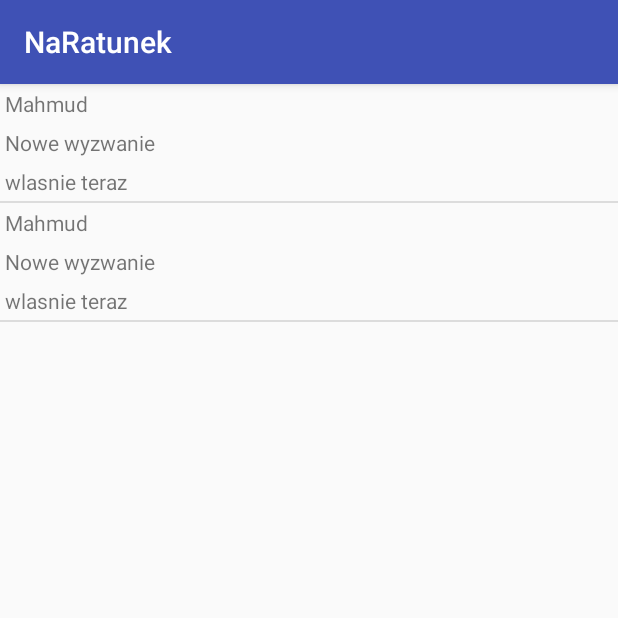
After one commit to zamro/kapibaryHopeIt, an Android app: the MessagesActivity screen opened directly, with no data from a screen before it, on a phone screen of 412 x 824 dp, the top half of it. The commit adds this screen. Run offline under Robolectric (Android 15) with nearby library versions, the phone set to English and light mode, and no system bars.

Commit message:
messages activity

```diff
--- a/Android/app/src/main/java/com/kapibary/naratunek/activity/HistoryActivity.java
+++ b/Android/app/src/main/java/com/kapibary/naratunek/activity/HistoryActivity.java
@@ -26,7 +26,7 @@ public class HistoryActivity extends AppCompatActivity {
 
 
         final ArrayList<HistoryEntity> list = new ArrayList<>();
-        list.add(new HistoryEntity("a", "b", "c"));
+        list.add(new HistoryEntity("Martyna 1k", "10.11.2017", "5zl"));
         listView = (ListView)findViewById(R.id.historyListView);
         HistoryListViewAdapters adapter = new HistoryListViewAdapters(this, list);
         listView.setAdapter(adapter);
--- /dev/null
+++ b/Android/app/src/main/java/com/kapibary/naratunek/activity/MessagesActivity.java
@@ -0,0 +1,29 @@
+package com.kapibary.naratunek.activity;
+
+import android.support.v7.app.AppCompatActivity;
+import android.os.Bundle;
+import android.widget.ListView;
+
+import com.kapibary.naratunek.R;
+import com.kapibary.naratunek.adapters.MessagesListViewAdapters;
+import com.kapibary.naratunek.entity.MessageEntity;
+
+import java.util.ArrayList;
+
+public class MessagesActivity extends AppCompatActivity {
+
+    private ListView listView;
+
+    @Override
+    protected void onCreate(Bundle savedInstanceState) {
+        super.onCreate(savedInstanceState);
+        setContentView(R.layout.activity_messages);
+
+        final ArrayList<MessageEntity> list = new ArrayList<>();
+        list.add(new MessageEntity("Mahmud", "wlasnie teraz", "Nowe wyzwanie"));
+        list.add(new MessageEntity("Mahmud", "wlasnie teraz", "Nowe wyzwanie"));
+        listView = (ListView)findViewById(R.id.messagesListView);
+        MessagesListViewAdapters adapter = new MessagesListViewAdapters(this, list);
+        listView.setAdapter(adapter);
+    }
+}
--- a/Android/app/src/main/java/com/kapibary/naratunek/adapters/HistoryListViewAdapters.java
+++ b/Android/app/src/main/java/com/kapibary/naratunek/adapters/HistoryListViewAdapters.java
@@ -20,11 +20,9 @@ import java.util.ArrayList;
  */
 
 public class HistoryListViewAdapters extends ArrayAdapter<HistoryEntity> {
-    private final Context context;
 
     public HistoryListViewAdapters(@NonNull Context context, ArrayList<HistoryEntity> history) {
         super(context,-1, history);
-        this.context = context;
 
     }
 
--- /dev/null
+++ b/Android/app/src/main/java/com/kapibary/naratunek/adapters/MessagesListViewAdapters.java
@@ -0,0 +1,65 @@
+package com.kapibary.naratunek.adapters;
+
+import android.content.Context;
+import android.support.annotation.NonNull;
+import android.view.LayoutInflater;
+import android.view.View;
+import android.view.ViewGroup;
+import android.widget.ArrayAdapter;
+import android.widget.TextView;
+
+import com.kapibary.naratunek.R;
+import com.kapibary.naratunek.entity.HistoryEntity;
+import com.kapibary.naratunek.entity.MessageEntity;
+
+import java.util.ArrayList;
+
+/**
+ * Created by mariusz on 27.10.17.
+ */
+
+public class MessagesListViewAdapters extends ArrayAdapter <MessageEntity> {
+
+        public MessagesListViewAdapters(@NonNull Context context, ArrayList<MessageEntity> messages) {
+            super(context,-1, messages);
+
+        }
+
+        TextView message, receiveTime, name;
+
+        @Override
+        public View getView(int position, View convertView, ViewGroup parent) {
+            // Get the data item for this position
+            MessageEntity message = getItem(position);
+            // Check if an existing view is being reused, otherwise inflate the view
+            if (convertView == null) {
+                convertView = LayoutInflater.from(getContext()).inflate(R.layout.message_list_item, parent, false);
+            }
+
+            initializeComponents(convertView);
+
+            // Populate the data into the template view using the data object
+            setComponents(message);
+
+            // Return the completed view to render on screen
+            return convertView;
+        }
+
+        private void initializeComponents(View view) {
+            message = (TextView) view.findViewById(R.id.message);
+            receiveTime = (TextView) view.findViewById(R.id.receiveTime);
+            name = (TextView) view.findViewById(R.id.name);
+
+            //pendingLayout = (LinearLayout) view.findViewById(R.id.pending_layout);
+            //inProgressLayout = (LinearLayout) view.findViewById(R.id.in_progress_layout);
+        }
+
+        private void setComponents(MessageEntity messageEntity) {
+            message.setText(messageEntity.getMessage());
+            receiveTime.setText(messageEntity.getReceiveTime());
+            name.setText(messageEntity.getName());
+        }
+
+
+
+    }
--- a/Android/app/src/main/java/com/kapibary/naratunek/entity/MessageEntity.java
+++ b/Android/app/src/main/java/com/kapibary/naratunek/entity/MessageEntity.java
@@ -5,4 +5,24 @@ package com.kapibary.naratunek.entity;
  */
 
 public class MessageEntity {
+
+    private String name, receiveTime, message;
+
+    public MessageEntity(String name, String receiveTime, String message) {
+        this.name = name;
+        this.receiveTime = receiveTime;
+        this.message = message;
+    }
+
+    public String getMessage() {
+        return message;
+    }
+
+    public String getName() {
+        return name;
+    }
+
+    public String getReceiveTime() {
+        return receiveTime;
+    }
 }
--- a/Android/app/src/main/java/com/kapibary/naratunek/service/RestClient.java
+++ b/Android/app/src/main/java/com/kapibary/naratunek/service/RestClient.java
@@ -6,10 +6,10 @@ package com.kapibary.naratunek.service;
 
 
 
-import com.loopj.android.http.*;
+//import com.loopj.android.http.*;
 
 public class RestClient {
-    private static final String BASE_URL = "https://api.twitter.com/1/";
+    /*private static final String BASE_URL = "https://api.twitter.com/1/";
 
     private static AsyncHttpClient client = new AsyncHttpClient();
 
@@ -23,5 +23,5 @@ public class RestClient {
 
     private static String getAbsoluteUrl(String relativeUrl) {
         return BASE_URL + relativeUrl;
-    }
+    } */
 }
--- /dev/null
+++ b/Android/app/src/main/res/layout/activity_messages.xml
@@ -0,0 +1,13 @@
+<?xml version="1.0" encoding="utf-8"?>
+<LinearLayout xmlns:android="http://schemas.android.com/apk/res/android"
+    xmlns:tools="http://schemas.android.com/tools"
+    android:layout_width="match_parent"
+    android:layout_height="match_parent"
+    tools:context="com.kapibary.naratunek.activity.MessagesActivity">
+
+    <ListView
+        android:id="@+id/messagesListView"
+        android:layout_width="match_parent"
+        android:layout_height="match_parent"
+        />
+</LinearLayout>
--- /dev/null
+++ b/Android/app/src/main/res/layout/message_list_item.xml
@@ -0,0 +1,30 @@
+<?xml version="1.0" encoding="utf-8"?>
+<LinearLayout xmlns:android="http://schemas.android.com/apk/res/android"
+    android:layout_width="match_parent"
+    android:layout_height="wrap_content"
+    android:orientation="vertical">
+
+    <TextView
+        android:id="@+id/name"
+        android:layout_width="wrap_content"
+        android:layout_height="wrap_content"
+        android:layout_weight="1"
+        android:layout_margin="3dp"
+        android:text="TextView" />
+
+    <TextView
+        android:id="@+id/message"
+        android:layout_width="wrap_content"
+        android:layout_height="wrap_content"
+        android:layout_weight="1"
+        android:layout_margin="3dp"
+        android:text="TextView" />
+
+    <TextView
+        android:id="@+id/receiveTime"
+        android:layout_width="match_parent"
+        android:layout_height="wrap_content"
+        android:layout_weight="1"
+        android:layout_margin="3dp"
+        android:text="TextView" />
+</LinearLayout>
```
Also changed, not shown: Android/app/src/main/AndroidManifest.xml (deleted, +0 -39 lines), Android/app/src/main/java/com/kapibary/naratunek/service/HistoryRestController.java (+4 -4 lines).
